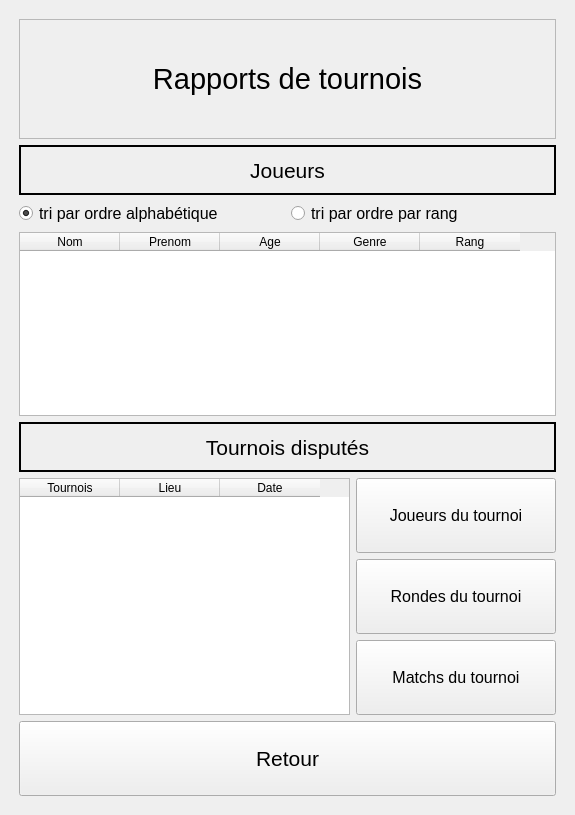
The window that views/qt_ux/reports.ui (Gremy44/P4_repository) describes before a commit, drawn with Qt 5.
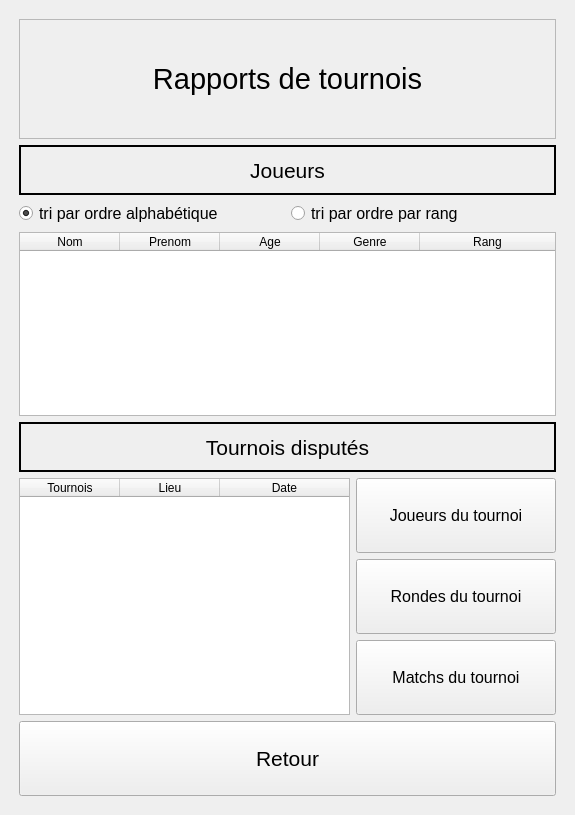
The same window after the commit.

```diff
--- a/views/qt_ux/reports.ui
+++ b/views/qt_ux/reports.ui
@@ -125,6 +125,9 @@
           </item>
           <item>
            <widget class="QTableWidget" name="tableWidget">
+            <property name="sizeAdjustPolicy">
+             <enum>QAbstractScrollArea::AdjustIgnored</enum>
+            </property>
             <property name="editTriggers">
              <set>QAbstractItemView::NoEditTriggers</set>
             </property>
@@ -138,11 +141,17 @@
              <enum>QAbstractItemView::SelectRows</enum>
             </property>
             <property name="gridStyle">
-             <enum>Qt::SolidLine</enum>
+             <enum>Qt::NoPen</enum>
             </property>
             <property name="sortingEnabled">
              <bool>false</bool>
             </property>
+            <attribute name="horizontalHeaderCascadingSectionResizes">
+             <bool>false</bool>
+            </attribute>
+            <attribute name="horizontalHeaderStretchLastSection">
+             <bool>true</bool>
+            </attribute>
             <column>
              <property name="text">
               <string>Nom</string>
@@ -212,6 +221,9 @@
                   <property name="selectionBehavior">
                    <enum>QAbstractItemView::SelectRows</enum>
                   </property>
+                  <attribute name="horizontalHeaderStretchLastSection">
+                   <bool>true</bool>
+                  </attribute>
                   <column>
                    <property name="text">
                     <string>Tournois</string>
```
